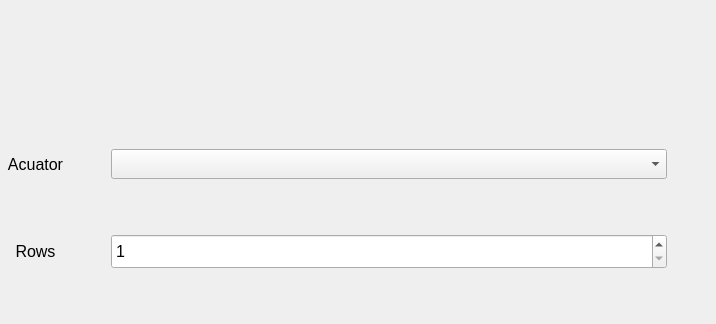
First picture: the form in createproject.ui, repository MohammadMokhalled/Vibmory_HapticPatternGenerator, before the edit; both pictures show x 84 to 800 and y 0 to 324 of the 800 by 600 pixel window.
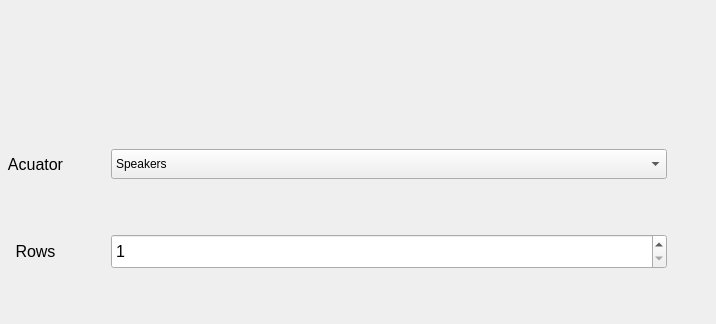
Second picture: the form after the edit.

Commit message: speakers added to the type of actuators

```diff
--- a/createproject.ui
+++ b/createproject.ui
@@ -62,9 +62,17 @@
            <height>30</height>
           </size>
          </property>
+         <property name="currentIndex">
+          <number>0</number>
+         </property>
          <property name="placeholderText">
           <string>Please select a type</string>
          </property>
+         <item>
+          <property name="text">
+           <string>Speakers</string>
+          </property>
+         </item>
         </widget>
        </item>
       </layout>
```
Left out of the diff: 2 changed lines with no effect on the pictures.
